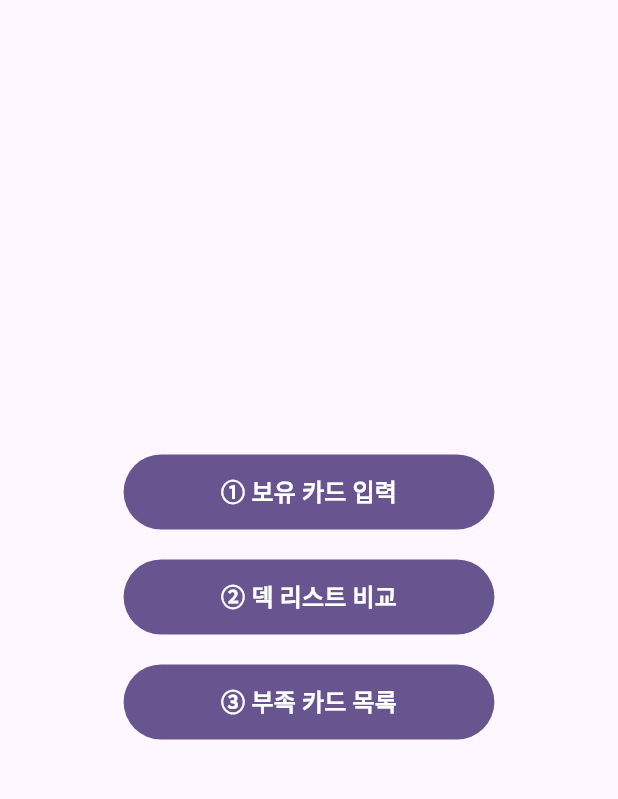
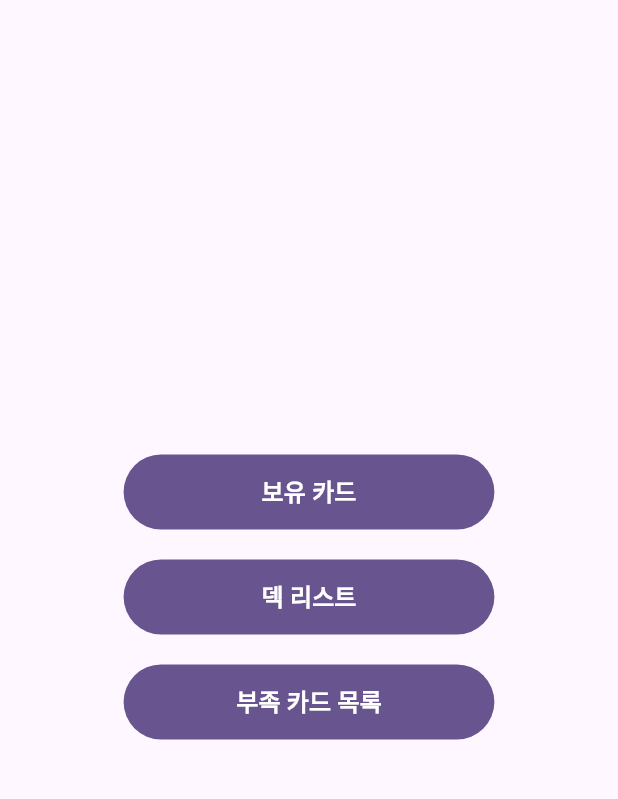
Before and after one commit to Threatdate/riftbound-deck, a Flutter app: the screen it shows after launch, on a phone screen of 412 x 824 dp, the part 63-862 px from its top. Run offline on Flutter 3.47's test engine with Material 3 defaults, Android fonts, the phone set to English and light mode, and no system bars; our stand-ins replace sqflite; accounts and stored records are empty.

Commit message:
기능 구현 완료 및 디자인 수정 전 백업

```diff
--- a/lib/screens/home_screen.dart
+++ b/lib/screens/home_screen.dart
@@ -33,7 +33,7 @@ class HomeScreen extends StatelessWidget {
                   );
                 },
                 child: const Text(
-                  '① 보유 카드 입력',
+                  '보유 카드',
                   style: TextStyle(
                     fontSize: 16,
                     fontWeight: FontWeight.bold,
@@ -59,7 +59,7 @@ class HomeScreen extends StatelessWidget {
                   );
                 },
                 child: const Text(
-                  '② 덱 리스트 비교',
+                  '덱 리스트',
                   style: TextStyle(
                     fontSize: 16,
                     fontWeight: FontWeight.bold,
@@ -85,7 +85,7 @@ class HomeScreen extends StatelessWidget {
                   );
                 },
                 child: const Text(
-                  '③ 부족 카드 목록',
+                  '부족 카드 목록',
                   style: TextStyle(
                     fontSize: 16,
                     fontWeight: FontWeight.bold,
```
